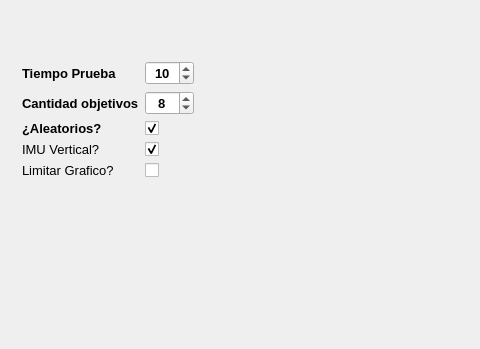
Qt form mainwindow.ui (hectorda/Bio-Feedback) before a commit; both pictures show x 0 to 480 and y 292 to 641 of the 781 by 641 pixel window.
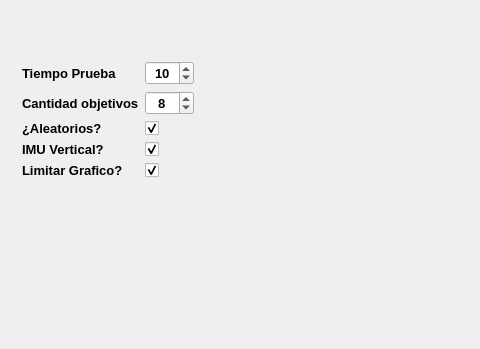
The same form after that commit. The open tabs and pages were chosen to show the change. Icons and pictures are not drawn. Custom widgets are drawn as their Qt base class.

```diff
--- a/mainwindow.ui
+++ b/mainwindow.ui
@@ -397,6 +397,12 @@
             </item>
             <item row="3" column="0">
              <widget class="QLabel" name="label_8">
+              <property name="font">
+               <font>
+                <weight>75</weight>
+                <bold>true</bold>
+               </font>
+              </property>
               <property name="text">
                <string>IMU Vertical?</string>
               </property>
@@ -414,6 +420,12 @@
             </item>
             <item row="4" column="0">
              <widget class="QLabel" name="label_9">
+              <property name="font">
+               <font>
+                <weight>75</weight>
+                <bold>true</bold>
+               </font>
+              </property>
               <property name="text">
                <string>Limitar Grafico?</string>
               </property>
@@ -424,6 +436,9 @@
               <property name="text">
                <string/>
               </property>
+              <property name="checked">
+               <bool>true</bool>
+              </property>
              </widget>
             </item>
            </layout>
```
Left out of the diff: 11 changed lines with no effect on the pictures.
